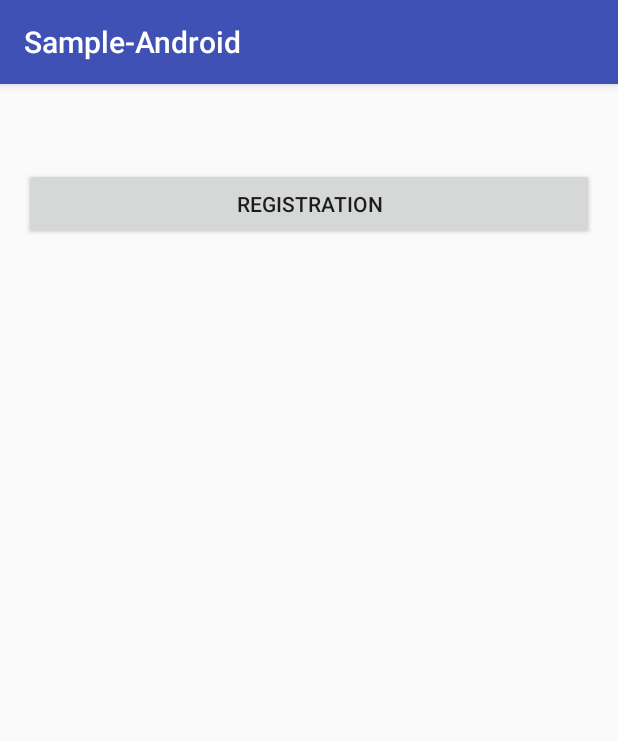
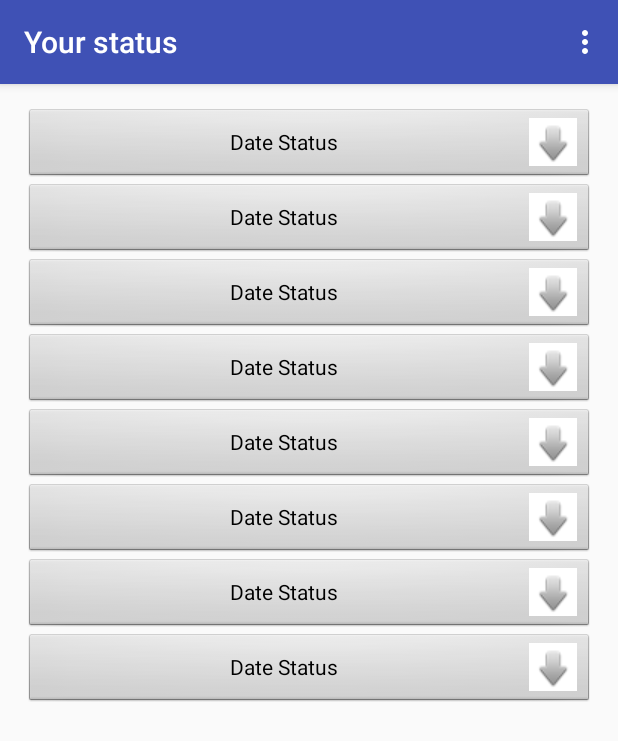
Before and after one commit to ishzahan/sample-android, an Android app: the WomanActivity screen opened directly, with no data from a screen before it, on a phone screen of 412 x 824 dp. Shown: the top 741 px of the screen. Run offline under Robolectric (Android 15) with nearby library versions, the phone set to English and light mode, and no system bars; our stand-ins replace ButterKnife.

Commit message:
button added in woman activity

```diff
--- a/app/src/main/java/com/sample/MainActivity.java
+++ b/app/src/main/java/com/sample/MainActivity.java
@@ -17,12 +17,11 @@ public class MainActivity extends AppCompatActivity {
   public void doctor(){
     Intent intent=new Intent(this,DoctorActivity.class);
     startActivity(intent);
-    finish();
+
   }
   @OnClick(R.id.btn_woman)
   public void woman(){
     Intent intent=new Intent(this,WomanActivity.class);
     startActivity(intent);
-    finish();
   }
 }
--- a/app/src/main/java/com/sample/WomanActivity.java
+++ b/app/src/main/java/com/sample/WomanActivity.java
@@ -1,8 +1,13 @@
 package com.sample;
 
+import android.app.SearchManager;
+import android.content.Context;
 import android.content.Intent;
 import android.os.Bundle;
 import android.support.v7.app.AppCompatActivity;
+import android.support.v7.widget.SearchView;
+import android.view.Menu;
+import android.view.MenuInflater;
 import butterknife.ButterKnife;
 import butterknife.OnClick;
 
@@ -17,10 +22,21 @@ public class WomanActivity extends AppCompatActivity {
     setContentView(R.layout.activity_woman);
     ButterKnife.bind(this);
   }
-  @OnClick(R.id.btn_woman_reg)
-  public void womanReg(){
-    Intent intent=new Intent(this,WomanRegistrationActivity.class);
+
+  @Override public boolean onCreateOptionsMenu(Menu menu) {
+    MenuInflater inflater = getMenuInflater();
+    inflater.inflate(R.menu.options_menu, menu);
+
+    // Associate searchable configuration with the SearchView
+    /*SearchManager searchManager = (SearchManager) getSystemService(Context.SEARCH_SERVICE);
+    SearchView searchView = (SearchView) menu.findItem(R.id.search).getActionView();
+    searchView.setSearchableInfo(searchManager.getSearchableInfo(getComponentName()));*/
+
+    return true;
+  }
+
+  @OnClick(R.id.btn_woman_reg) public void womanReg() {
+    Intent intent = new Intent(this, WomanRegistrationActivity.class);
     startActivity(intent);
-    finish();
   }
 }
--- a/app/src/main/res/layout/activity_woman.xml
+++ b/app/src/main/res/layout/activity_woman.xml
@@ -1,7 +1,6 @@
 <?xml version="1.0" encoding="utf-8"?>
 <RelativeLayout
     xmlns:android="http://schemas.android.com/apk/res/android"
-    xmlns:tools="http://schemas.android.com/tools"
     android:id="@+id/activity_main"
     android:layout_width="match_parent"
     android:layout_height="match_parent"
@@ -12,17 +11,76 @@
     >
 
   <LinearLayout
-      android:paddingTop="40dp"
       android:layout_width="match_parent"
-      android:layout_height="wrap_content"
+      android:layout_height="match_parent"
       android:orientation="vertical"
+
       >
-    <Button
-        android:layout_width="match_parent"
-        android:layout_height="wrap_content"
-        android:text="Registration"
-        android:id="@+id/btn_woman_reg"
-        />
+    <TextView
+        android:layout_width="fill_parent"
+        android:layout_height="50dp"
+        android:drawableRight="@drawable/down_arrow"
+        android:text="Date Status"
+        style="@android:style/Widget.Button"
+        >
 
+    </TextView>
+    <TextView
+        android:layout_width="fill_parent"
+        android:layout_height="50dp"
+        android:drawableRight="@drawable/down_arrow"
+        android:text="Date Status"
+        style="@android:style/Widget.Button"
+        >
+    </TextView>
+    <TextView
+        android:layout_width="fill_parent"
+        android:layout_height="50dp"
+        android:drawableRight="@drawable/down_arrow"
+        android:text="Date Status"
+        style="@android:style/Widget.Button"
+        >
+    </TextView>
+    <TextView
+        android:layout_width="fill_parent"
+        android:layout_height="50dp"
+        android:drawableRight="@drawable/down_arrow"
+        android:text="Date Status"
+        style="@android:style/Widget.Button"
+        >
+    </TextView>
+    <TextView
+        android:layout_width="fill_parent"
+        android:layout_height="50dp"
+        android:drawableRight="@drawable/down_arrow"
+        android:text="Date Status"
+        style="@android:style/Widget.Button"
+        >
+    </TextView>
+    <TextView
+        android:layout_width="fill_parent"
+        android:layout_height="50dp"
+        android:drawableRight="@drawable/down_arrow"
+        android:text="Date Status"
+        style="@android:style/Widget.Button"
+        >
+    </TextView>
+    <TextView
+        android:layout_width="fill_parent"
+        android:layout_height="50dp"
+        android:drawableRight="@drawable/down_arrow"
+        android:text="Date Status"
+        style="@android:style/Widget.Button"
+        >
+    </TextView>
+    <TextView
+        android:layout_width="fill_parent"
+        android:layout_height="50dp"
+        android:drawableRight="@drawable/down_arrow"
+        android:text="Date Status"
+        android:textAlignment="center"
+        style="@android:style/Widget.Button"
+        >
+    </TextView>
   </LinearLayout>
 </RelativeLayout>
--- /dev/null
+++ b/app/src/main/res/menu/options_menu.xml
@@ -0,0 +1,11 @@
+<?xml version="1.0" encoding="utf-8"?>
+<menu xmlns:android="http://schemas.android.com/apk/res/android"
+    xmlns:tools="schemas.android.com/tools"
+    tools:context=".WomanActivity"
+    xmlns:yourapp="http://schemas.android.com/apk/res-auto" >
+  <item android:id="@+id/search"
+      android:title="@string/app_name"
+      android:icon="@drawable/ic_search"
+      android:showAsAction="collapseActionView|ifRoom"
+      android:actionViewClass="android.widget.SearchView" />
+</menu>
--- a/app/src/main/res/values/strings.xml
+++ b/app/src/main/res/values/strings.xml
@@ -1,4 +1,5 @@
 <resources>
   <string name="app_name">Sample-Android</string>
   <string name="welcome_text">Are You Doctor or Pregnent Woman?</string>
+  <string name="your_status">Your status</string>
 </resources>
--- /dev/null
+++ b/app/src/main/res/xml/searchable.xml
@@ -0,0 +1,5 @@
+<?xml version="1.0" encoding="utf-8"?>
+
+<searchable xmlns:android="http://schemas.android.com/apk/res/android"
+    android:label="@string/app_name"
+    android:hint="Type hospital name here" />
```
Also changed, not shown: app/src/main/AndroidManifest.xml (+20 -6 lines), app/src/main/java/com/sample/HospitalSearchActivity.java (added, +30 -0 lines), app/src/main/res/layout/activity_woman_registration.xml (+34 -0 lines), app/src/main/res/drawable/down_arrow.png (added), app/src/main/res/drawable/ic_search.png (added).
